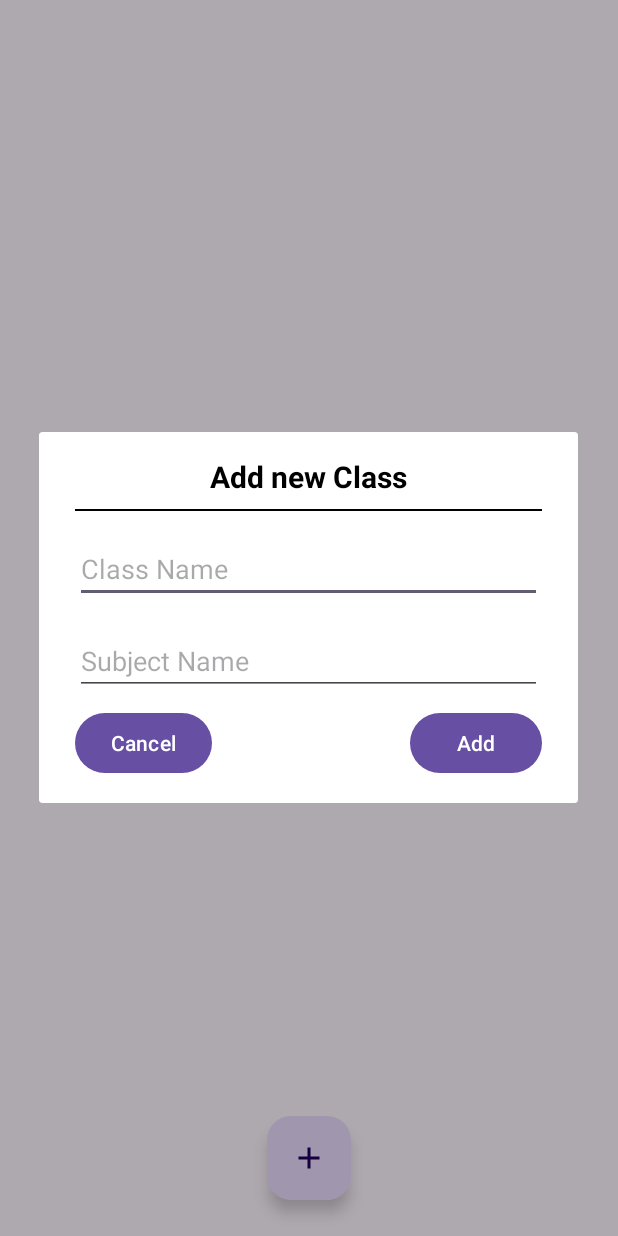
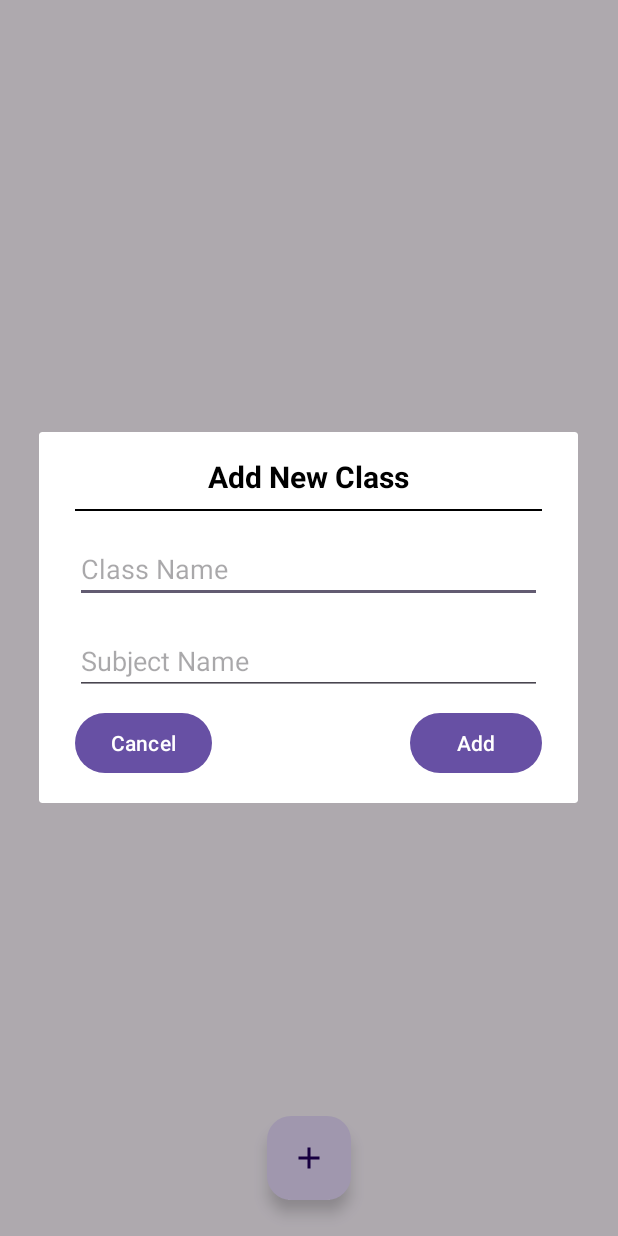
Before and after one commit to NguyenHuuKien1105/Prm_project, an Android app: the screen it shows after launch (MainActivity), after a tap on an icon or button, on a phone screen of 412 x 824 dp. Run offline under Robolectric (Android 15) with nearby library versions, the phone set to English and light mode, and no system bars.

Commit message:
Update add by using the right way of dialog

```diff
--- a/app/src/main/java/com/example/prm/ClassItem.java
+++ b/app/src/main/java/com/example/prm/ClassItem.java
@@ -1,8 +1,8 @@
 package com.example.prm;
 
 public class ClassItem {
-    String className;
-    String subject;
+    private String className;
+    private String subject;
 
     public ClassItem() {
     }
--- a/app/src/main/java/com/example/prm/MainActivity.java
+++ b/app/src/main/java/com/example/prm/MainActivity.java
@@ -1,13 +1,8 @@
 package com.example.prm;
 
 import android.os.Bundle;
-import android.view.LayoutInflater;
-import android.view.View;
-import android.widget.Button;
-import android.widget.EditText;
 
 import androidx.activity.EdgeToEdge;
-import androidx.appcompat.app.AlertDialog;
 import androidx.appcompat.app.AppCompatActivity;
 import androidx.core.graphics.Insets;
 import androidx.core.view.ViewCompat;
@@ -25,9 +20,6 @@ public class MainActivity extends AppCompatActivity {
     ClassAdapter classAdapter;
     RecyclerView.LayoutManager layoutManager;
     ArrayList<ClassItem> classItems = new ArrayList<>();
-
-    EditText class_edt;
-    EditText subject_edt;
 
     @Override
     protected void onCreate(Bundle savedInstanceState) {
@@ -54,33 +46,12 @@ public class MainActivity extends AppCompatActivity {
 
     // show dialog to add new class
     private void showDialog() {
-        AlertDialog.Builder builder = new AlertDialog.Builder(this);
-        View view = LayoutInflater.from(this).inflate(R.layout.class_dialog, null);
-
-        builder.setView(view);
-        AlertDialog dialog = builder.create();
-        dialog.show();
-
-        class_edt = view.findViewById(R.id.class_edit);
-        subject_edt = view.findViewById(R.id.subject_edit);
-
-        Button cancle = view.findViewById(R.id.cancel_btn);
-        Button add = view.findViewById(R.id.add_btn);
-
-        cancle.setOnClickListener(v -> dialog.dismiss());
-
-        add.setOnClickListener(v -> {
-            addClass();
-            dialog.dismiss();
-        });
-
-
-
+        MyDialog myDialog = new MyDialog();
+        myDialog.show(getSupportFragmentManager(), MyDialog.CLASS_ADD_DIALOG);
+        myDialog.setListener((className, subjectName) -> addClass(className, subjectName));
     }
 
-    private void addClass(){
-        String className = class_edt.getText().toString();
-        String subjectName = subject_edt.getText().toString();
+    private void addClass(String className, String subjectName) {
         classItems.add(new ClassItem(className, subjectName));
         classAdapter.notifyDataSetChanged();
     }
--- /dev/null
+++ b/app/src/main/java/com/example/prm/MyDialog.java
@@ -0,0 +1,66 @@
+package com.example.prm;
+
+import android.app.Dialog;
+import android.os.Bundle;
+import android.view.LayoutInflater;
+import android.view.View;
+import android.widget.Button;
+import android.widget.EditText;
+import android.widget.TextView;
+
+import androidx.annotation.NonNull;
+import androidx.annotation.Nullable;
+import androidx.appcompat.app.AlertDialog;
+import androidx.fragment.app.DialogFragment;
+
+public class MyDialog extends DialogFragment {
+    public static final String CLASS_ADD_DIALOG = "addClass";
+
+    private OnCLickListener listener;
+    public interface OnCLickListener{
+        void onClick(String text1, String text2);
+    }
+
+    public void setListener(OnCLickListener listener) {
+        this.listener = listener;
+    }
+
+    @NonNull
+    @Override
+    public Dialog onCreateDialog(@Nullable Bundle savedInstanceState) {
+        Dialog dialog = null;
+        if (getTag().equals(CLASS_ADD_DIALOG))dialog=getAddClassDialog();
+        return dialog;
+    }
+
+    private Dialog getAddClassDialog() {
+        AlertDialog.Builder builder = new AlertDialog.Builder(getActivity());
+        View view = LayoutInflater.from(getActivity()).inflate(R.layout.dialog, null);
+
+        TextView title = view.findViewById(R.id.titleDialog);
+        title.setText("Add New Class");
+
+        builder.setView(view);
+        AlertDialog dialog = builder.create();
+        dialog.show();
+
+        EditText class_edt = view.findViewById(R.id.edt01);
+        EditText subject_edt = view.findViewById(R.id.edt02);
+
+        class_edt.setHint("Class Name");
+        subject_edt.setHint("Subject Name");
+        Button cancle = view.findViewById(R.id.cancel_btn);
+        Button add = view.findViewById(R.id.add_btn);
+
+        cancle.setOnClickListener(v -> dismiss());
+
+        add.setOnClickListener(v -> {
+            String className = class_edt.getText().toString();
+            String subName = subject_edt.getText().toString();
+            listener.onClick(className, subName);
+            dismiss();
+        });
+
+        return builder.create();
+    }
+}
--- a/app/src/main/res/layout/class_dialog.xml
+++ b/app/src/main/res/layout/dialog.xml
@@ -11,9 +11,10 @@
         android:layout_height="wrap_content">
 
         <TextView
+            android:id="@+id/titleDialog"
             android:layout_width="wrap_content"
             android:layout_height="wrap_content"
-            android:text="Add new Class"
+            android:text="Title"
             android:textColor="@color/black"
             android:textStyle="bold"
             android:textSize="20sp"
@@ -26,17 +27,17 @@
             android:background="@color/black"/>
 
         <EditText
-            android:id="@+id/class_edit"
+            android:id="@+id/edt01"
             android:layout_width="match_parent"
             android:layout_height="wrap_content"
-            android:hint="Class Name"
+            android:hint="edt01"
             android:layout_margin="8dp"/>
 
         <EditText
-            android:id="@+id/subject_edit"
+            android:id="@+id/edt02"
             android:layout_width="match_parent"
             android:layout_height="wrap_content"
-            android:hint="Subject Name"
+            android:hint="edt02"
             android:layout_margin="8dp"/>
 
         <RelativeLayout
```
